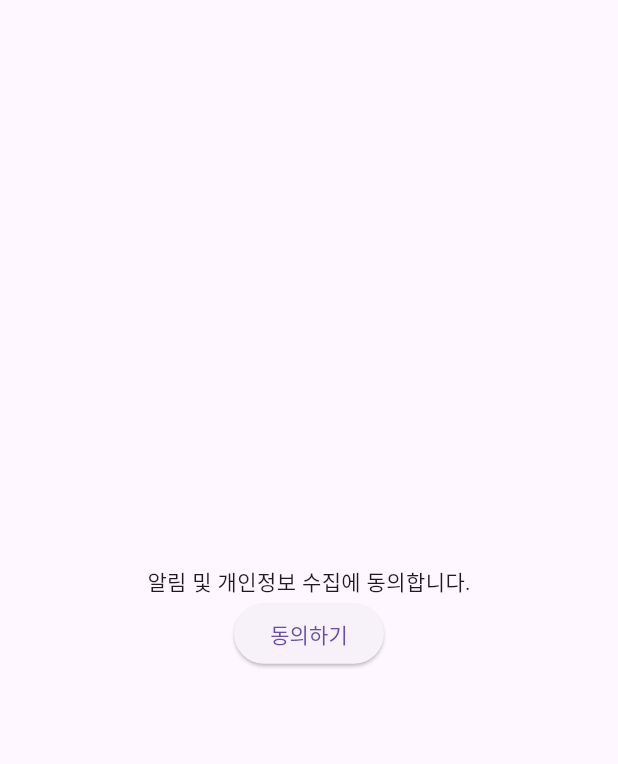
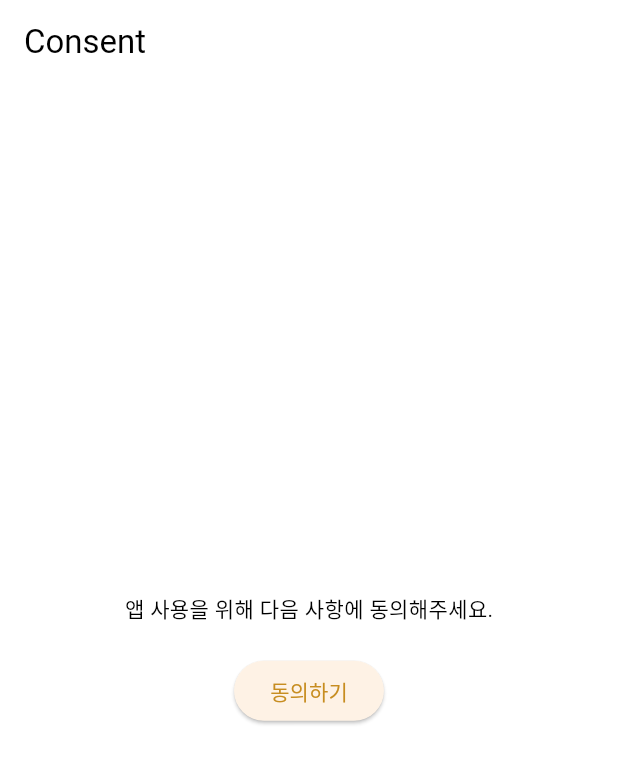
Before and after one commit to sangmin9580/-, a Flutter app: the screen it shows after launch, on a phone screen of 412 x 824 dp. Shown: the top 764 px of the screen. Run offline on Flutter 3.47's test engine with Material 3 defaults, Android fonts, the phone set to English and light mode, and no system bars; our stand-ins replace cloud_firestore, flex_color_scheme, flutter_riverpod, font_awesome_flutter, go_router, shared_preferences; accounts and stored records are empty.

Commit message:
4/7일 작업

```diff
--- /dev/null
+++ b/lib/common/view/consent_screen.dart
@@ -0,0 +1,41 @@
+import 'package:flutter/material.dart';
+import 'package:project/common/view/main_navigation_screen.dart';
+import 'package:shared_preferences/shared_preferences.dart';
+import 'package:flutter_riverpod/flutter_riverpod.dart';
+import 'package:go_router/go_router.dart';
+
+class ConsentScreen extends ConsumerWidget {
+  const ConsentScreen({Key? key}) : super(key: key);
+
+  static const routerURL = "/consent";
+  static const routerName = "consent";
+
+  @override
+  Widget build(BuildContext context, WidgetRef ref) {
+    return Scaffold(
+      appBar: AppBar(title: const Text('Consent')),
+      body: Center(
+        child: Column(
+          mainAxisAlignment: MainAxisAlignment.center,
+          children: [
+            const Text('앱 사용을 위해 다음 사항에 동의해주세요.'),
+            const SizedBox(height: 20),
+            ElevatedButton(
+              onPressed: () async {
+                // 사용자가 동의했다는 것을 SharedPreferences에 저장
+                final prefs = await SharedPreferences.getInstance();
+                await prefs.setBool('firstRun', false);
+
+                // GoRouter를 사용하여 앱의 메인 화면으로 이동
+                context.goNamed(
+                  MainNavigationScreen.routeName,
+                ); // 메인 화면의 경로로 설정해야 합니다.
+              },
+              child: const Text('동의하기'),
+            ),
+          ],
+        ),
+      ),
+    );
+  }
+}
--- a/lib/ consultationcase/view/consulting_detail_screen.dart
+++ b/lib/consultationcase/view/consulting_detail_screen.dart
@@ -2,7 +2,7 @@ import 'package:flutter/material.dart';
 
 import 'package:flutter_riverpod/flutter_riverpod.dart';
 import 'package:font_awesome_flutter/font_awesome_flutter.dart';
-import 'package:project/%20consultationcase/viewmodel/consultingexample_vm.dart';
+import 'package:project/consultationcase/viewmodel/consultingexample_vm.dart';
 
 import 'package:project/constants/default.dart';
 import 'package:project/constants/gaps.dart';
--- a/lib/ consultationcase/view/consultingexample_screen.dart
+++ b/lib/consultationcase/view/consultingexample_screen.dart
@@ -1,11 +1,11 @@
 import 'package:flutter/material.dart';
 
 import 'package:flutter_riverpod/flutter_riverpod.dart';
-import 'package:project/%20consultationcase/viewmodel/consultingexample_vm.dart';
+import 'package:project/consultationcase/viewmodel/consultingexample_vm.dart';
 
 import 'package:project/constants/default.dart';
 import 'package:project/constants/gaps.dart';
-import 'package:project/%20consultationcase/widgets/consultantexample_box.dart';
+import 'package:project/consultationcase/widgets/consultantexample_box.dart';
 
 class ConsultantExampleScreen extends ConsumerWidget {
   const ConsultantExampleScreen({
--- a/lib/main.dart
+++ b/lib/main.dart
@@ -2,6 +2,7 @@
 import 'package:flutter/material.dart';
 import 'package:flutter/services.dart';
 import 'package:flutter_riverpod/flutter_riverpod.dart';
+
 import 'package:project/mypage/repo/notification_repository.dart';
 import 'package:project/router.dart';
 import 'package:shared_preferences/shared_preferences.dart';
@@ -19,16 +20,6 @@
 
   SharedPreferences prefs = await SharedPreferences.getInstance();
   bool isFirstRun = prefs.getBool('firstRun') ?? true;
-
-  if (isFirstRun) {
-    runApp(
-      ProviderScope(overrides: [
-        // SharedPreferences 인스턴스를 사용하여 NotificationRepository 인스턴스를 생성하고 제공합니다.
-        notificationRepoProvider
-            .overrideWithValue(NotificationRepository(prefs)),
-      ], child: const ConsentScreen()),
-    );
-  } else {
   runApp(
     ProviderScope(
       overrides: [
@@ -36,19 +27,32 @@
         notificationRepoProvider
             .overrideWithValue(NotificationRepository(prefs)),
       ],
-        child: const MyApp(),
+      // ProviderScope의 자식으로 MyApp을 항상 실행하되, isFirstRun 값을 routerProvider에 전달합니다.
+      child: MyApp(isFirstRun: isFirstRun),
     ),
   );
 }
-}
 
 class MyApp extends ConsumerWidget {
-  const MyApp({super.key});
+  final bool isFirstRun;
+
+  const MyApp({
+    super.key,
+    required this.isFirstRun,
+  });
 
   @override
   Widget build(BuildContext context, WidgetRef ref) {
+    final isFirstRunFuture = ref.watch(isFirstRunProvider);
+    return isFirstRunFuture.when(
+      data: (isFirstRun) {
+        // isFirstRun 값에 따라 GoRouter의 initialLocation을 조건적으로 설정합니다.
+        final router = ref.watch(routerProvider(isFirstRun));
+
         return MaterialApp.router(
-      routerConfig: ref.watch(routerProvider),
+          routeInformationProvider: router.routeInformationProvider,
+          routeInformationParser: router.routeInformationParser,
+          routerDelegate: router.routerDelegate,
           // Theme config for FlexColorScheme version 7.3.x. Make sure you use
 // same or higher package version, but still same major version. If you
 // use a lower package version, some properties may not be supported.
@@ -112,38 +116,12 @@
 // to let the device system mode control the theme mode:
 // themeMode: ThemeMode.system,
         );
-  }
-}
-
-class ConsentScreen extends StatelessWidget {
-  const ConsentScreen({super.key});
-
-  @override
-  Widget build(BuildContext context) {
-    // 동의 화면 구현
-    return MaterialApp(
-      home: Scaffold(
-        body: Center(
-          child: Column(
-            mainAxisAlignment: MainAxisAlignment.center,
-            children: <Widget>[
-              const Text('알림 및 개인정보 수집에 동의합니다.'),
-              ElevatedButton(
-                child: const Text('동의하기'),
-                onPressed: () async {
-                  SharedPreferences prefs =
-                      await SharedPreferences.getInstance();
-                  await prefs.setBool(
-                      'firstRun', false); // 동의 받았으므로 firstRun을 false로 설정
-                  await prefs.setBool('push', true); // 예시로 모든 설정을 true로 설정
-                  await prefs.setBool('marketing', true);
-                  await prefs.setBool('privacy', true);
-                  runApp(const MyApp()); // 메인 앱 실행
       },
-              )
-            ],
+      loading: () => const MaterialApp(
+        home: Scaffold(body: Center(child: CircularProgressIndicator())),
       ),
-        ),
+      error: (e, stack) => const MaterialApp(
+        home: Scaffold(body: Center(child: Text('Error loading preferences'))),
       ),
     );
   }
--- a/lib/mypage/repo/notification_repository.dart
+++ b/lib/mypage/repo/notification_repository.dart
@@ -38,3 +38,9 @@ class NotificationRepository {
 final notificationRepoProvider = Provider<NotificationRepository>((ref) {
   throw UnimplementedError(); // main에서 SharedPreferences 인스턴스를 설정할 때까지 이 부분은 대체됩니다.
 });
+
+// isFirstRun 상태를 관리할 FutureProvider를 정의합니다.
+final isFirstRunProvider = FutureProvider<bool>((ref) async {
+  final prefs = await SharedPreferences.getInstance();
+  return prefs.getBool('firstRun') ?? true;
+});
--- a/lib/router.dart
+++ b/lib/router.dart
@@ -1,22 +1,36 @@
 import 'package:flutter_riverpod/flutter_riverpod.dart';
 import 'package:go_router/go_router.dart';
+import 'package:project/common/view/consent_screen.dart';
 import 'package:project/common/view/main_navigation_screen.dart';
 import 'package:project/common/viewmodel/main_navigation_vm.dart';
+
 import 'package:project/professor/view/professor_navigation_screen.dart';
 
-final routerProvider = Provider(
-  (ref) {
+final routerProvider = Provider.family<GoRouter, bool>(
+  (ref, isFirstRun) {
+    print('Router is being initialized with isFirstRun: $isFirstRun');
     return GoRouter(
-      initialLocation: MainNavigationScreen.routeURL,
+      // isFirstRun이 true이면 동의 화면의 경로를, 아니면 메인 화면의 경로를 초기 위치로 설정합니다.
+      initialLocation: isFirstRun ? ConsentScreen.routerURL : "/home",
       routes: [
+        // 동의 화면에 해당하는 GoRoute 추가 (ConsentScreen 구현 필요)
+        GoRoute(
+          path: ConsentScreen.routerURL,
+          name: ConsentScreen.routerName,
+          builder: (context, state) => const ConsentScreen(),
+        ),
+
         GoRoute(
           path: "/:tab(home|search|consult|mypage)",
           name: MainNavigationScreen.routeName,
           builder: (context, state) {
             final tab = state.pathParameters['tab']!;
-            ref
-                .read(mainNavigationViewModelProvider.notifier)
-                .setTabFromRoute(tab);
+            print('Navigating to tab: $tab');
+            Future.microtask(
+              () => ref
+                  .read(mainNavigationViewModelProvider.notifier)
+                  .setTabFromRoute(tab),
+            );
             return const MainNavigationScreen();
           },
         ),
```
Also changed, not shown: lib/common/view/main_navigation_screen.dart (+35 -54 lines), lib/common/viewmodel/main_navigation_vm.dart (+23 -0 lines), lib/common/widgets/bottomnavigationBar.dart (added, +55 -0 lines), lib/professor/view/professor_navigation_screen.dart (+16 -3 lines), lib/professor/widgets/pricdelistcontent.dart (+46 -0 lines), lib/common/viewmodel/consent_vm.dart (added), lib/consultationcase/view/consultingwriting_screen.dart (renamed from lib/ consultationcase/view/consultingwriting_screen.dart), lib/consultationcase/viewmodel/consultingexample_vm.dart (renamed from lib/ consultationcase/viewmodel/consultingexample_vm.dart), lib/consultationcase/widgets/consultantexample_box.dart (renamed from lib/ consultationcase/widgets/consultantexample_box.dart). Lines whose indentation alone changed are shown as unchanged.
